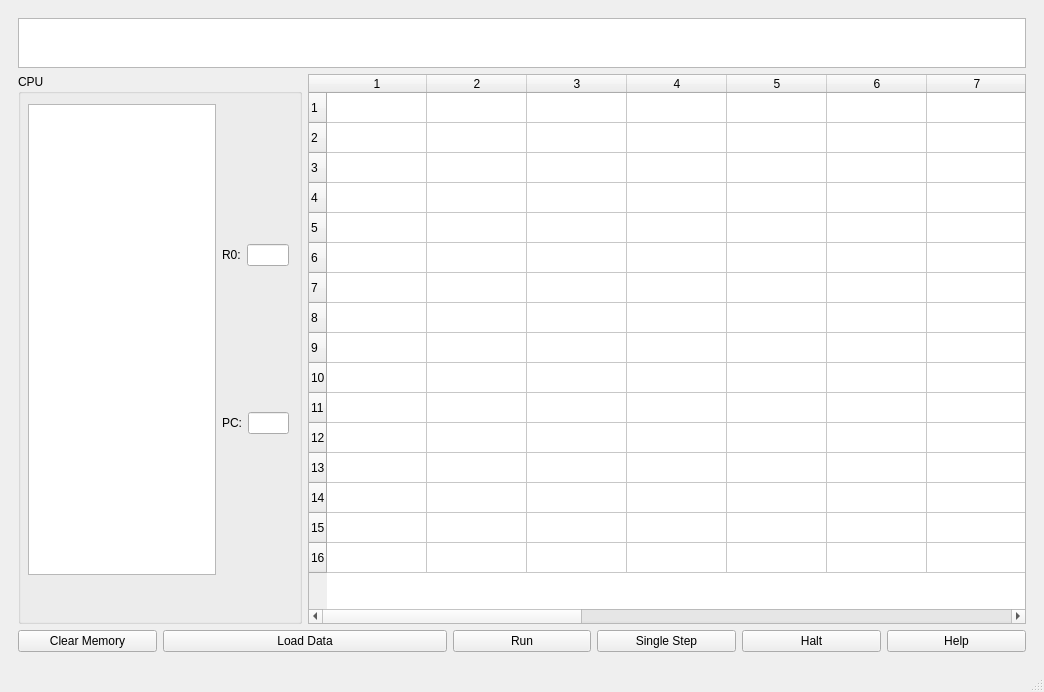
First picture: the form in mainwindow.ui, repository Eng-Gamal-megahed/Vole_Machine, before the edit.
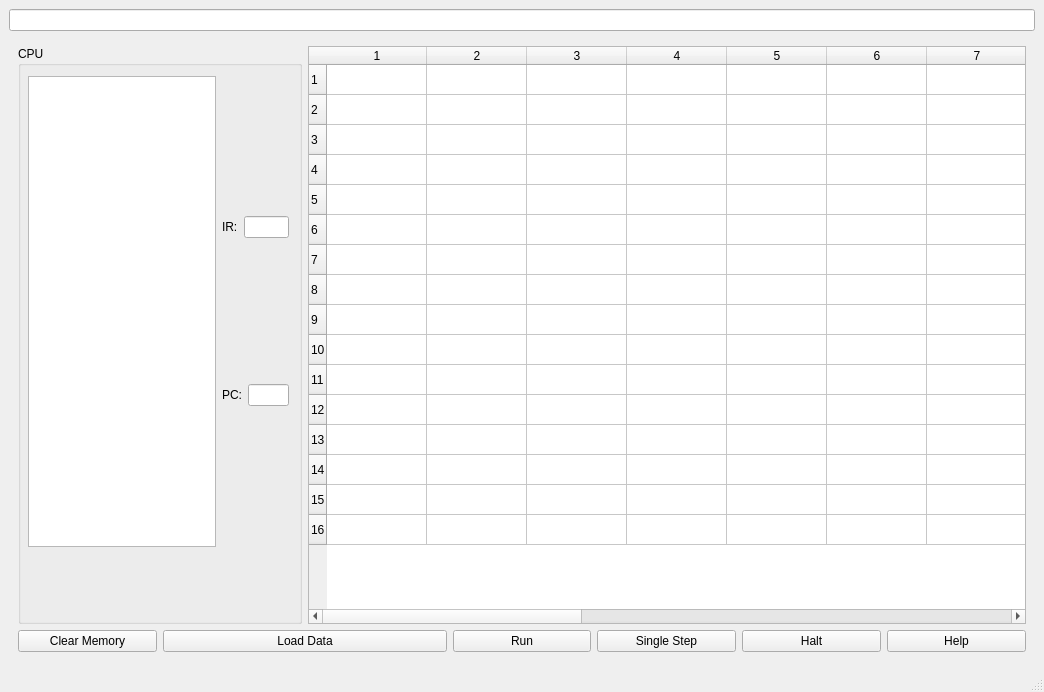
Second picture: the form after the edit.

```diff
--- a/mainwindow.ui
+++ b/mainwindow.ui
@@ -15,68 +15,94 @@
   </property>
   <widget class="QWidget" name="centralwidget">
    <layout class="QGridLayout" name="gridLayout">
-    <item row="0" column="0">
+    <item row="1" column="0">
      <widget class="QWidget" name="centralWidget" native="true">
       <layout class="QGridLayout" name="gridLayout_2">
-       <item row="2" column="5">
+       <item row="1" column="0">
+        <widget class="QPushButton" name="clearMemoryButton_3">
+         <property name="text">
+          <string>Clear Memory</string>
+         </property>
+        </widget>
+       </item>
+       <item row="1" column="3">
+        <widget class="QPushButton" name="runButton_3">
+         <property name="text">
+          <string>Run</string>
+         </property>
+        </widget>
+       </item>
+       <item row="1" column="5">
         <widget class="QPushButton" name="haltButton_3">
          <property name="text">
           <string>Halt</string>
          </property>
         </widget>
        </item>
-       <item row="2" column="1" colspan="2">
+       <item row="0" column="2" colspan="5">
+        <widget class="QTableWidget" name="mainMemoryTable_3">
+         <property name="rowCount">
+          <number>16</number>
+         </property>
+         <property name="columnCount">
+          <number>16</number>
+         </property>
+         <row/>
+         <row/>
+         <row/>
+         <row/>
+         <row/>
+         <row/>
+         <row/>
+         <row/>
+         <row/>
+         <row/>
+         <row/>
+         <row/>
+         <row/>
+         <row/>
+         <row/>
+         <row/>
+         <column/>
+         <column/>
+         <column/>
+         <column/>
+         <column/>
+         <column/>
+         <column/>
+         <column/>
+         <column/>
+         <column/>
+         <column/>
+         <column/>
+         <column/>
+         <column/>
+         <column/>
+         <column/>
+        </widget>
+       </item>
+       <item row="1" column="1" colspan="2">
         <widget class="QPushButton" name="loadDataButton_3">
          <property name="text">
           <string>Load Data</string>
          </property>
         </widget>
        </item>
-       <item row="2" column="4">
-        <widget class="QPushButton" name="singleStepButton_3">
-         <property name="text">
-          <string>Single Step</string>
-         </property>
-        </widget>
-       </item>
-       <item row="2" column="3">
-        <widget class="QPushButton" name="runButton_3">
-         <property name="text">
-          <string>Run</string>
-         </property>
-        </widget>
-       </item>
-       <item row="2" column="0">
-        <widget class="QPushButton" name="clearMemoryButton_3">
-         <property name="text">
-          <string>Clear Memory</string>
-         </property>
-        </widget>
-       </item>
-       <item row="2" column="6">
+       <item row="1" column="6">
         <widget class="QPushButton" name="helpButton_3">
          <property name="text">
           <string>Help</string>
          </property>
         </widget>
        </item>
-       <item row="0" column="0" colspan="7">
-        <widget class="QTextEdit" name="dataInputWindow_3">
-         <property name="sizePolicy">
-          <sizepolicy hsizetype="Expanding" vsizetype="Maximum">
-           <horstretch>0</horstretch>
-           <verstretch>0</verstretch>
-          </sizepolicy>
-         </property>
-         <property name="maximumSize">
-          <size>
-           <width>16777215</width>
-           <height>50</height>
-          </size>
+       <item row="1" column="4">
+        <widget class="QPushButton" name="singleStepButton_3">
+         <property name="text">
+          <string>Single Step</string>
          </property>
         </widget>
        </item>
-       <item row="1" column="0" colspan="2">
+       <item row="0" column="0" colspan="2">
         <widget class="QGroupBox" name="cpuGroupBox_3">
          <property name="sizePolicy">
           <sizepolicy hsizetype="Preferred" vsizetype="Preferred">
@@ -93,7 +119,7 @@
          <property name="title">
           <string>CPU</string>
          </property>
-         <widget class="QWidget" name="">
+         <widget class="QWidget" name="layoutWidget">
           <property name="geometry">
            <rect>
             <x>10</x>
@@ -113,7 +139,7 @@
                <item>
                 <widget class="QLabel" name="r0Label_3">
                  <property name="text">
-                  <string>R0:</string>
+                  <string>IR:</string>
                  </property>
                 </widget>
                </item>
@@ -142,51 +168,12 @@
          </widget>
         </widget>
        </item>
-       <item row="1" column="2" colspan="5">
-        <widget class="QTableWidget" name="mainMemoryTable_3">
-         <property name="rowCount">
-          <number>16</number>
-         </property>
-         <property name="columnCount">
-          <number>16</number>
-         </property>
-         <row/>
-         <row/>
-         <row/>
-         <row/>
-         <row/>
-         <row/>
-         <row/>
-         <row/>
-         <row/>
-         <row/>
-         <row/>
-         <row/>
-         <row/>
-         <row/>
-         <row/>
-         <row/>
-         <column/>
-         <column/>
-         <column/>
-         <column/>
-         <column/>
-         <column/>
-         <column/>
-         <column/>
-         <column/>
-         <column/>
-         <column/>
-         <column/>
-         <column/>
-         <column/>
-         <column/>
-         <column/>
-        </widget>
-       </item>
       </layout>
      </widget>
     </item>
+    <item row="0" column="0">
+     <widget class="QLineEdit" name="input"/>
+    </item>
    </layout>
   </widget>
   <widget class="QMenuBar" name="menubar">
```
